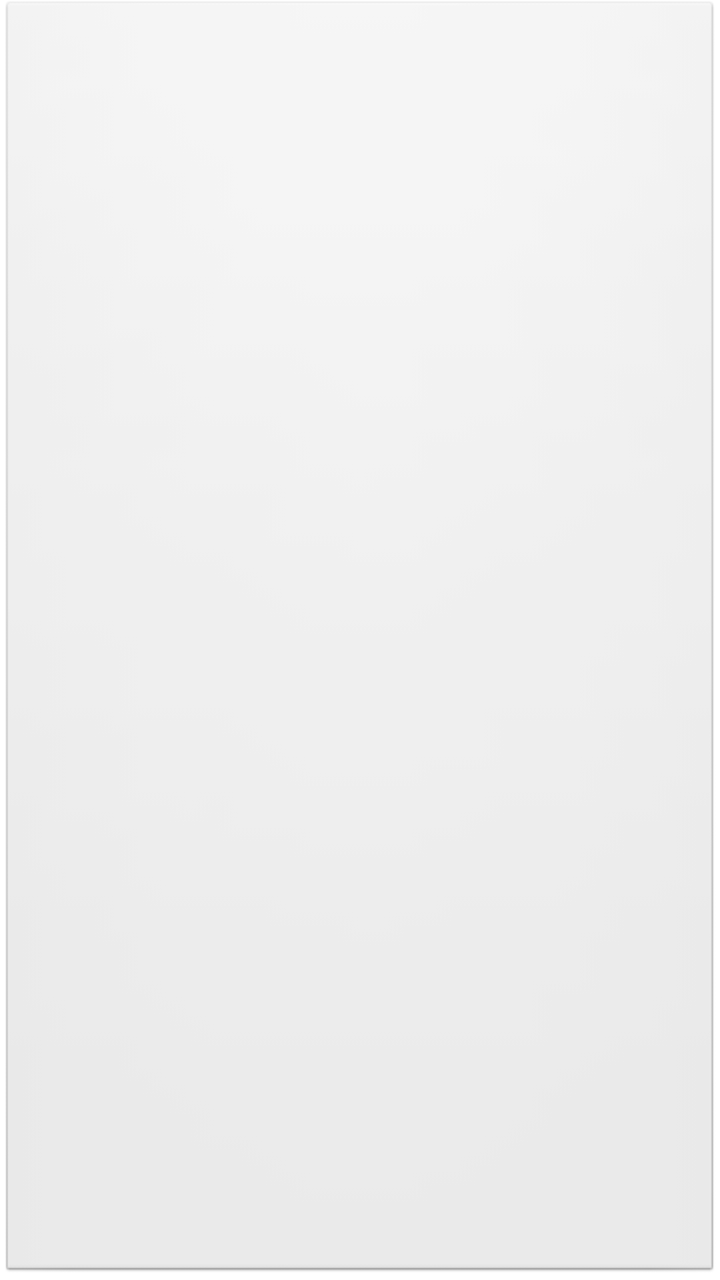
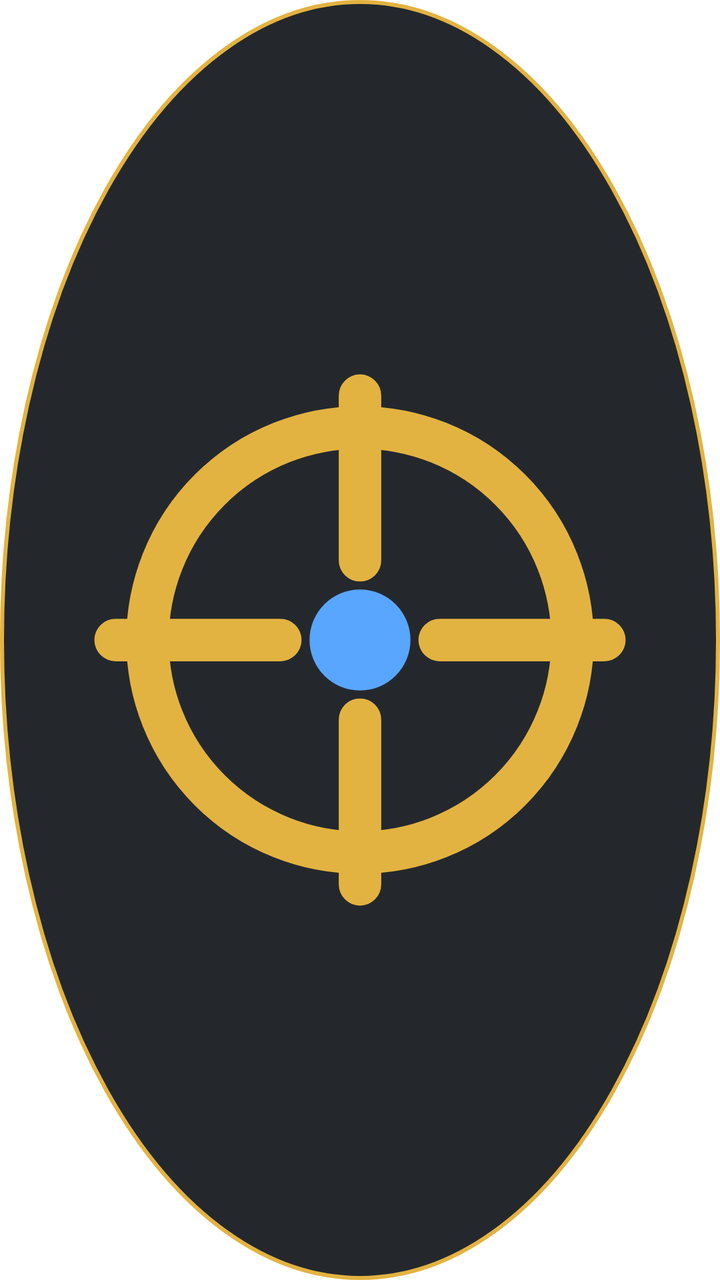

The first picture is an Android layout as it rendered before a commit; the second is the same layout after the commit. The layout source and the unified diff follow.
<!-- AndroidManifest.xml: application theme Theme.SWGOHOverlay -->
<!-- res/layout/overlay_bubble.xml -->
<?xml version="1.0" encoding="utf-8"?>
<FrameLayout xmlns:android="http://schemas.android.com/apk/res/android"
    android:layout_width="64dp"
    android:layout_height="64dp">

    <ImageView
        android:id="@+id/bubbleIcon"
        android:layout_width="match_parent"
        android:layout_height="match_parent"
        android:padding="8dp"
        android:background="@android:drawable/btn_default"
        android:contentDescription="@string/app_name" />

</FrameLayout>
<!-- resources referenced by this layout -->
<resources>
  <string name="app_name">SWGOH Overlay</string>
  <style name="Theme.SWGOHOverlay" parent="Theme.MaterialComponents.DayNight.NoActionBar" />
</resources>

<!-- the commit's change to res/layout/overlay_bubble.xml (unified diff, before → after) -->
@@ -1,14 +1,15 @@
 <?xml version="1.0" encoding="utf-8"?>
 <FrameLayout xmlns:android="http://schemas.android.com/apk/res/android"
-    android:layout_width="64dp"
-    android:layout_height="64dp">
+    android:layout_width="52dp"
+    android:layout_height="52dp">
 
     <ImageView
         android:id="@+id/bubbleIcon"
         android:layout_width="match_parent"
         android:layout_height="match_parent"
-        android:padding="8dp"
-        android:background="@android:drawable/btn_default"
-        android:contentDescription="@string/app_name" />
+        android:padding="10dp"
+        android:background="@drawable/bubble_bg"
+        android:src="@drawable/ic_crosshair"
+        android:contentDescription="@string/bubble_description" />
 
 </FrameLayout>
<!-- resource entries referenced after the edit -->
@@ -1,6 +1,25 @@
 <!-- resources referenced by this layout -->
 <resources>
-  <string name="app_name">SWGOH Overlay</string>
+  <!-- drawable bubble_bg (drawable) -->
+  <?xml version="1.0" encoding="utf-8"?>
+  <shape xmlns:android="http://schemas.android.com/apk/res/android" android:shape="oval">
+      <solid android:color="#E60D1117" />
+      <stroke android:width="2dp" android:color="@color/accent" />
+  </shape>
+  <!-- drawable ic_crosshair (drawable) -->
+  <?xml version="1.0" encoding="utf-8"?>
+  <vector xmlns:android="http://schemas.android.com/apk/res/android"
+      android:width="24dp" android:height="24dp"
+      android:viewportWidth="512" android:viewportHeight="512">
+      <path android:strokeColor="#E3B341" android:strokeWidth="32"
+          android:pathData="M256,96a160,160 0,1 1,0 320a160,160 0,1 1,0 -320z" />
+      <path android:strokeColor="#E3B341" android:strokeWidth="32" android:strokeLineCap="round"
+          android:pathData="M256,72V196M256,316V440M72,256H196M316,256H440" />
+      <path android:fillColor="#58A6FF"
+          android:pathData="M256,218a38,38 0,1 1,0 76a38,38 0,1 1,0 -76z" />
+  </vector>
+  <string name="bubble_description">SWGOH Overlay - tap to find counters</string>
   <style name="Theme.SWGOHOverlay" parent="Theme.MaterialComponents.DayNight.NoActionBar" />
+  <color name="accent">#E3B341</color>
 </resources>
 
